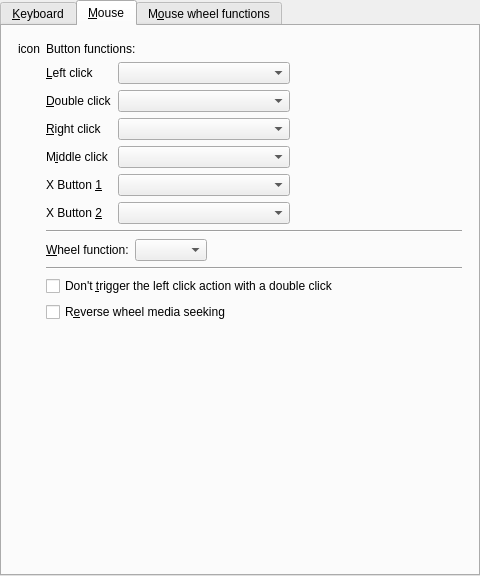
wilbert2000/wzplayer, file src/gui/pref/input.ui: the form before one commit.
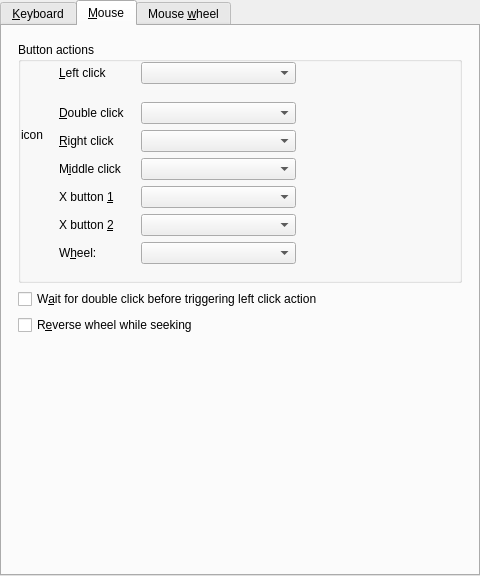
The form after the commit. The open tabs and pages were chosen to show the change. Custom widgets are drawn as their Qt base class.

Commit message: Reorder columns action editor, shorten descriptions

```diff
--- a/src/gui/pref/input.ui
+++ b/src/gui/pref/input.ui
@@ -82,68 +82,49 @@
       <attribute name="title">
        <string>&amp;Mouse</string>
       </attribute>
-      <layout class="QHBoxLayout">
-       <property name="margin">
-        <number>16</number>
-       </property>
-       <item>
         <layout class="QVBoxLayout">
-         <property name="spacing">
-          <number>6</number>
-         </property>
          <property name="margin">
-          <number>0</number>
+        <number>16</number>
          </property>
          <item>
-          <widget class="QLabel" name="mouse_icon">
+        <widget class="QGroupBox" name="button_group">
+         <property name="title">
+          <string>Button actions</string>
+         </property>
+         <property name="flat">
+          <bool>true</bool>
+         </property>
+         <layout class="QGridLayout" name="gridLayout">
+          <property name="leftMargin">
+           <number>0</number>
+          </property>
+          <property name="topMargin">
+           <number>0</number>
+          </property>
+          <property name="rightMargin">
+           <number>8</number>
+          </property>
+          <property name="bottomMargin">
+           <number>16</number>
+          </property>
+          <property name="horizontalSpacing">
+           <number>16</number>
+          </property>
+          <item row="6" column="2">
+           <widget class="QComboBox" name="xbutton1_click_combo"/>
+          </item>
+          <item row="8" column="2">
+           <widget class="QComboBox" name="wheel_function_combo">
            <property name="sizePolicy">
-            <sizepolicy hsizetype="Fixed" vsizetype="Preferred">
+             <sizepolicy hsizetype="Preferred" vsizetype="Fixed">
              <horstretch>0</horstretch>
              <verstretch>0</verstretch>
             </sizepolicy>
            </property>
-           <property name="text">
-            <string notr="true">icon</string>
-           </property>
-           <property name="wordWrap">
-            <bool>false</bool>
-           </property>
-          </widget>
-         </item>
-         <item>
-          <spacer>
-           <property name="orientation">
-            <enum>Qt::Vertical</enum>
-           </property>
-           <property name="sizeType">
-            <enum>QSizePolicy::Expanding</enum>
-           </property>
-           <property name="sizeHint" stdset="0">
-            <size>
-             <width>20</width>
-             <height>20</height>
-            </size>
-           </property>
-          </spacer>
-         </item>
-        </layout>
-       </item>
-       <item>
-        <layout class="QVBoxLayout">
-         <item>
-          <layout class="QGridLayout">
-           <item row="0" column="0" colspan="2">
-            <widget class="QLabel" name="textLabel1_16">
-             <property name="text">
-              <string>Button functions:</string>
-             </property>
-             <property name="wordWrap">
-              <bool>false</bool>
-             </property>
-            </widget>
-           </item>
-           <item row="1" column="0">
-            <widget class="QLabel" name="textLabel2_6">
+           </widget>
+          </item>
+          <item row="0" column="1">
+           <widget class="QLabel" name="left_click_label">
              <property name="text">
               <string>&amp;Left click</string>
              </property>
@@ -155,8 +136,8 @@
              </property>
             </widget>
            </item>
-           <item row="1" column="1">
-            <widget class="Gui::Pref::TComboBox" name="left_click_combo">
+          <item row="4" column="2">
+           <widget class="Gui::Pref::TComboBox" name="right_click_combo">
              <property name="sizePolicy">
               <sizepolicy hsizetype="Expanding" vsizetype="Fixed">
                <horstretch>0</horstretch>
@@ -165,30 +146,7 @@
              </property>
             </widget>
            </item>
-           <item row="2" column="0">
-            <widget class="QLabel" name="textLabel3_4">
-             <property name="text">
-              <string>&amp;Double click</string>
-             </property>
-             <property name="wordWrap">
-              <bool>false</bool>
-             </property>
-             <property name="buddy">
-              <cstring>double_click_combo</cstring>
-             </property>
-            </widget>
-           </item>
-           <item row="2" column="1">
-            <widget class="Gui::Pref::TComboBox" name="double_click_combo">
-             <property name="sizePolicy">
-              <sizepolicy hsizetype="Expanding" vsizetype="Fixed">
-               <horstretch>0</horstretch>
-               <verstretch>0</verstretch>
-              </sizepolicy>
-             </property>
-            </widget>
-           </item>
-           <item row="3" column="0">
+          <item row="4" column="1">
             <widget class="QLabel" name="textLabel3_5">
              <property name="text">
               <string>&amp;Right click</string>
@@ -201,8 +159,11 @@
              </property>
             </widget>
            </item>
-           <item row="3" column="1">
-            <widget class="Gui::Pref::TComboBox" name="right_click_combo">
+          <item row="7" column="2">
+           <widget class="QComboBox" name="xbutton2_click_combo"/>
+          </item>
+          <item row="0" column="2">
+           <widget class="Gui::Pref::TComboBox" name="left_click_combo">
              <property name="sizePolicy">
               <sizepolicy hsizetype="Expanding" vsizetype="Fixed">
                <horstretch>0</horstretch>
@@ -211,8 +172,8 @@
              </property>
             </widget>
            </item>
-           <item row="4" column="0">
-            <widget class="QLabel" name="label">
+          <item row="5" column="1">
+           <widget class="QLabel" name="middle_click_label">
              <property name="text">
               <string>M&amp;iddle click</string>
              </property>
@@ -221,75 +182,46 @@
              </property>
             </widget>
            </item>
-           <item row="4" column="1">
+          <item row="5" column="2">
             <widget class="QComboBox" name="middle_click_combo"/>
            </item>
-           <item row="5" column="0">
-            <widget class="QLabel" name="label_2">
+          <item row="3" column="2">
+           <widget class="Gui::Pref::TComboBox" name="double_click_combo">
+            <property name="sizePolicy">
+             <sizepolicy hsizetype="Expanding" vsizetype="Fixed">
+              <horstretch>0</horstretch>
+              <verstretch>0</verstretch>
+             </sizepolicy>
+            </property>
+           </widget>
+          </item>
+          <item row="3" column="1">
+           <widget class="QLabel" name="double_click_label">
              <property name="text">
-              <string>X Button &amp;1</string>
+             <string>&amp;Double click</string>
+            </property>
+            <property name="wordWrap">
+             <bool>false</bool>
              </property>
              <property name="buddy">
               <cstring>xbutton1_click_combo</cstring>
              </property>
             </widget>
            </item>
-           <item row="5" column="1">
-            <widget class="QComboBox" name="xbutton1_click_combo"/>
-           </item>
-           <item row="6" column="0">
+          <item row="7" column="1">
             <widget class="QLabel" name="label_3">
              <property name="text">
-              <string>X Button &amp;2</string>
+             <string>X button &amp;2</string>
              </property>
              <property name="buddy">
               <cstring>xbutton2_click_combo</cstring>
              </property>
             </widget>
            </item>
-           <item row="6" column="1">
-            <widget class="QComboBox" name="xbutton2_click_combo"/>
-           </item>
-           <item row="0" column="2" rowspan="7">
-            <spacer>
-             <property name="orientation">
-              <enum>Qt::Horizontal</enum>
-             </property>
-             <property name="sizeHint" stdset="0">
-              <size>
-               <width>20</width>
-               <height>20</height>
-              </size>
-             </property>
-            </spacer>
-           </item>
-          </layout>
-         </item>
-         <item>
-          <widget class="Line" name="line7">
-           <property name="sizePolicy">
-            <sizepolicy hsizetype="Expanding" vsizetype="Fixed">
-             <horstretch>0</horstretch>
-             <verstretch>0</verstretch>
-            </sizepolicy>
-           </property>
-           <property name="frameShape">
-            <enum>QFrame::HLine</enum>
-           </property>
-           <property name="frameShadow">
-            <enum>QFrame::Sunken</enum>
-           </property>
-           <property name="orientation">
-            <enum>Qt::Horizontal</enum>
-           </property>
-          </widget>
-         </item>
-         <item>
-          <layout class="QHBoxLayout">
-           <item>
+          <item row="8" column="1">
             <widget class="QLabel" name="textLabel2_8">
              <property name="text">
-              <string>&amp;Wheel function:</string>
+             <string>W&amp;heel:</string>
              </property>
              <property name="wordWrap">
               <bool>false</bool>
@@ -299,78 +231,80 @@
              </property>
             </widget>
            </item>
-           <item>
-            <widget class="QComboBox" name="wheel_function_combo">
+          <item row="6" column="1">
+           <widget class="QLabel" name="xbutton1_label">
+            <property name="text">
+             <string>X button &amp;1</string>
+            </property>
+            <property name="buddy">
+             <cstring>xbutton1_click_combo</cstring>
+            </property>
+           </widget>
+          </item>
+          <item row="0" column="0" rowspan="7">
+           <widget class="QLabel" name="mouse_icon">
              <property name="sizePolicy">
-              <sizepolicy hsizetype="Preferred" vsizetype="Fixed">
+             <sizepolicy hsizetype="Fixed" vsizetype="Preferred">
                <horstretch>0</horstretch>
                <verstretch>0</verstretch>
               </sizepolicy>
              </property>
-            </widget>
-           </item>
-           <item>
-            <spacer>
+            <property name="text">
+             <string notr="true">icon</string>
+            </property>
+            <property name="wordWrap">
+             <bool>false</bool>
+            </property>
+           </widget>
+          </item>
+          <item row="0" column="3" rowspan="2">
+           <spacer name="horizontalSpacer">
              <property name="orientation">
               <enum>Qt::Horizontal</enum>
              </property>
-             <property name="sizeType">
-              <enum>QSizePolicy::Expanding</enum>
-             </property>
              <property name="sizeHint" stdset="0">
               <size>
-               <width>100</width>
+              <width>40</width>
                <height>20</height>
               </size>
              </property>
             </spacer>
            </item>
           </layout>
-         </item>
-         <item>
-          <widget class="Line" name="line">
-           <property name="orientation">
-            <enum>Qt::Horizontal</enum>
-           </property>
           </widget>
          </item>
          <item>
-          <widget class="QCheckBox" name="delay_left_check">
+        <widget class="QCheckBox" name="wait_for_double_click_check">
            <property name="text">
-            <string>Don't &amp;trigger the left click action with a double click</string>
+          <string>W&amp;ait for double click before triggering left click action</string>
            </property>
           </widget>
          </item>
          <item>
           <widget class="QCheckBox" name="wheel_function_seeking_reverse_check">
            <property name="text">
-            <string>R&amp;everse wheel media seeking</string>
+          <string>R&amp;everse wheel while seeking</string>
            </property>
           </widget>
          </item>
          <item>
-          <spacer>
+        <spacer name="verticalSpacer">
            <property name="orientation">
             <enum>Qt::Vertical</enum>
            </property>
-           <property name="sizeType">
-            <enum>QSizePolicy::Expanding</enum>
-           </property>
            <property name="sizeHint" stdset="0">
             <size>
              <width>20</width>
-             <height>20</height>
+           <height>40</height>
             </size>
            </property>
           </spacer>
          </item>
         </layout>
-       </item>
-      </layout>
      </widget>
      <widget class="QWidget" name="tab_3">
       <attribute name="title">
-       <string>M&amp;ouse wheel functions</string>
+       <string>Mouse &amp;wheel</string>
       </attribute>
       <layout class="QGridLayout">
        <property name="margin">
```
Left out of the diff: 99 changed lines with no effect on the pictures. Lines whose indentation alone changed are shown as unchanged. The commit also changes 3 other files.
